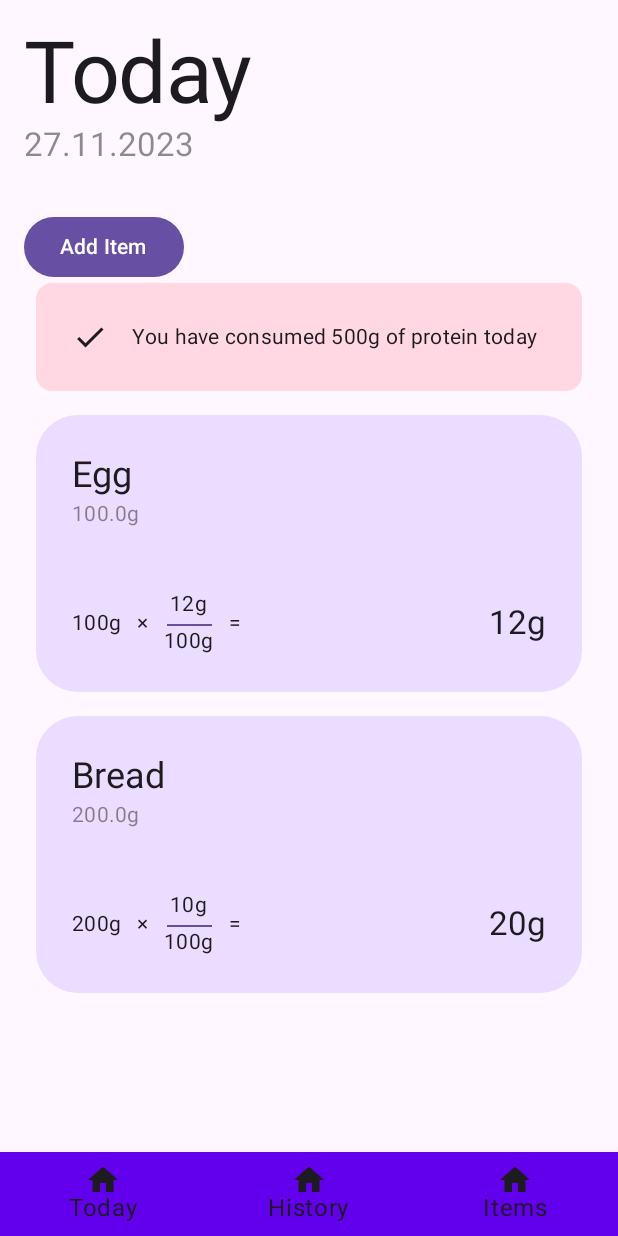
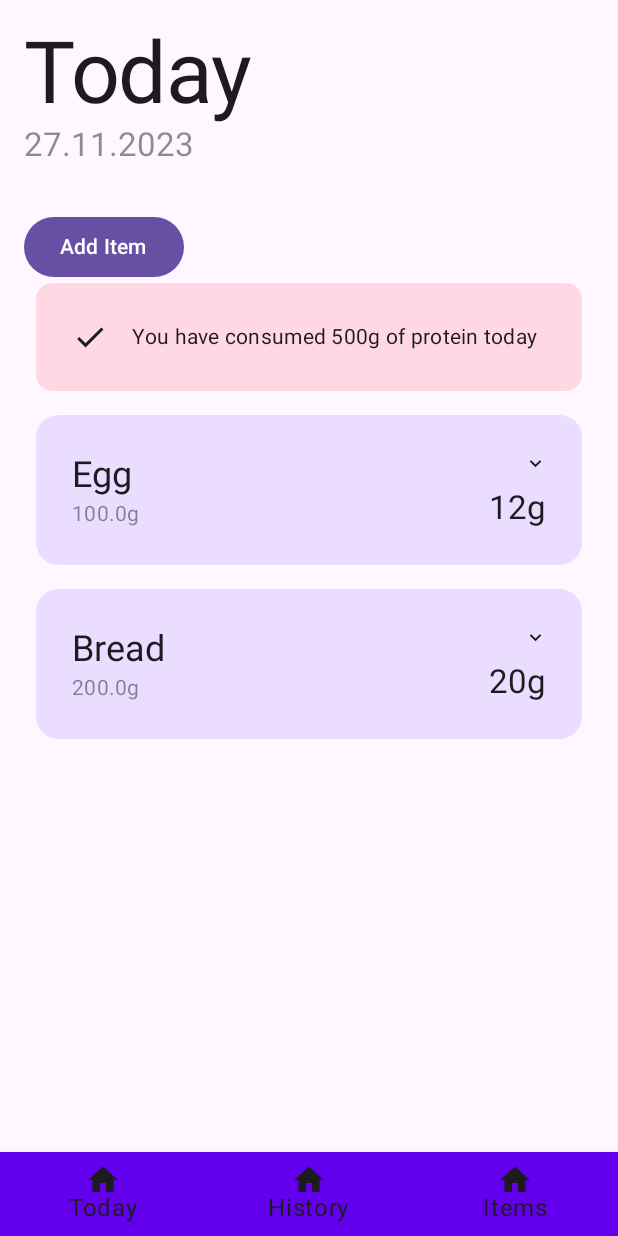
Before and after one commit to Pascal1414/Protein-Counter, an Android app built with Jetpack Compose: the screen it shows after launch (MainActivity), on a phone screen of 412 x 824 dp. Run offline under Robolectric (Android 15) with nearby library versions, the phone set to English and light mode, and no system bars.

Commit message:
Update TodayView

```diff
--- a/app/src/main/java/com/pascalrieder/proteincounter/ui/TodayView.kt
+++ b/app/src/main/java/com/pascalrieder/proteincounter/ui/TodayView.kt
@@ -1,7 +1,9 @@
 package com.pascalrieder.proteincounter.ui
 
 import android.os.Handler
+import androidx.compose.animation.animateContentSize
 import androidx.compose.foundation.background
+import androidx.compose.foundation.clickable
 import androidx.compose.foundation.layout.*
 import androidx.compose.foundation.rememberScrollState
 import androidx.compose.foundation.shape.RoundedCornerShape
@@ -9,16 +11,14 @@ import androidx.compose.foundation.text.KeyboardOptions
 import androidx.compose.foundation.verticalScroll
 import androidx.compose.material.DropdownMenuItem
 import androidx.compose.material.icons.Icons
-import androidx.compose.material.icons.filled.ArrowDropDown
-import androidx.compose.material.icons.filled.Check
-import androidx.compose.material.icons.filled.Create
-import androidx.compose.material.icons.filled.Info
+import androidx.compose.material.icons.filled.*
 import androidx.compose.material3.*
 import androidx.compose.runtime.*
 import androidx.compose.ui.Alignment
 import androidx.compose.ui.Modifier
 import androidx.compose.ui.draw.alpha
 import androidx.compose.ui.text.input.KeyboardType
+import androidx.compose.ui.tooling.preview.Preview
 import androidx.compose.ui.unit.dp
 import com.pascalrieder.proteincounter.data.DataProvider
 import com.pascalrieder.proteincounter.data.Item
@@ -231,11 +231,18 @@ fun TodayView() {
 }
 
 @Composable
-fun ItemView(item: Item) {
-    Column(
+fun ItemView(item: Item ) {
+    var isExpanded by remember { mutableStateOf(false) }
+
+    Row(
         modifier = Modifier.fillMaxWidth()
-            .background(MaterialTheme.colorScheme.primaryContainer, RoundedCornerShape(15)).padding(24.dp)
+            .animateContentSize()
+            .height(if (isExpanded) 170.dp else 100.dp)
+            .background(MaterialTheme.colorScheme.primaryContainer, RoundedCornerShape(15)).padding(24.dp),
+        horizontalArrangement = Arrangement.SpaceBetween
     ) {
+        Column(modifier = Modifier.fillMaxHeight(), verticalArrangement = Arrangement.SpaceBetween) {
+            Column {
                 Text(
                     style = MaterialTheme.typography.headlineSmall,
                     text = item.name
@@ -245,10 +252,9 @@ fun ItemView(item: Item) {
                     text = item.amountInGramm.toString() + "g ",
                     modifier = Modifier.alpha(0.5f)
                 )
-        Spacer(modifier = Modifier.height(40.dp))
+            }
             Row(
                 horizontalArrangement = Arrangement.SpaceBetween,
-            modifier = Modifier.fillMaxWidth(),
                 verticalAlignment = Alignment.CenterVertically
             ) {
                 Row(verticalAlignment = Alignment.CenterVertically) {
@@ -262,7 +268,10 @@ fun ItemView(item: Item) {
                         text = "×",
                     )
                     Spacer(modifier = Modifier.width(10.dp))
-                Column(modifier = Modifier.wrapContentSize(), horizontalAlignment = Alignment.CenterHorizontally) {
+                    Column(
+                        modifier = Modifier.wrapContentSize(),
+                        horizontalAlignment = Alignment.CenterHorizontally
+                    ) {
                         Text(
                             style = MaterialTheme.typography.bodyMedium,
                             text = String.format("%.1f", item.proteinContentPercentage).replace(".0", "") + "g"
@@ -283,12 +292,24 @@ fun ItemView(item: Item) {
                         text = "="
                     )
                 }
+            }
+        }
+        Column(verticalArrangement = Arrangement.SpaceBetween, modifier = Modifier.fillMaxHeight()) {
+            IconButton(onClick = { isExpanded = !isExpanded }, modifier = Modifier.align(Alignment.End).size(15.dp)) {
+                Icon(
+                    imageVector = if (isExpanded) Icons.Default.KeyboardArrowUp else Icons.Default.KeyboardArrowDown,
+                    contentDescription = "Info Icon",
+                    modifier = Modifier.fillMaxSize()
+                )
+            }
 
             Text(
                 style = MaterialTheme.typography.titleLarge,
-                text = String.format("%.1f", (item.amountInGramm * item.proteinContentPercentage / 100)).replace(".0", "")  + "g"
+                text = String.format("%.1f", (item.amountInGramm * item.proteinContentPercentage / 100))
+                    .replace(".0", "") + "g"
             )
         }
+
     }
 }
 
```
Lines whose indentation alone changed are shown as unchanged.
